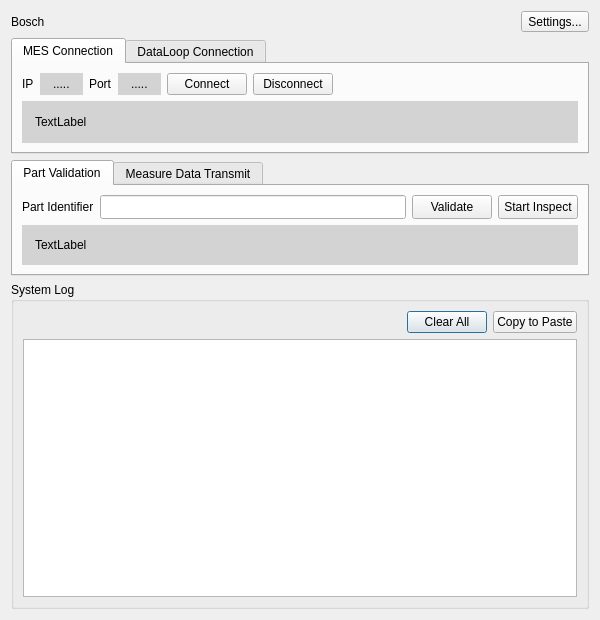
Sanlo/bosch-mes-connector, file src/app/mesconnectorclient.ui: the form before one commit.
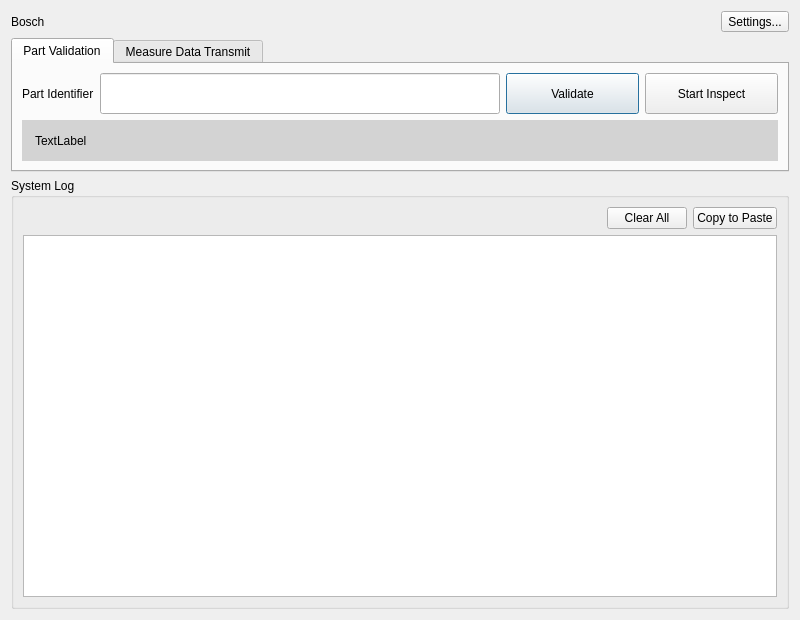
The form after the commit. The open tabs and pages were chosen to show the change. Icons and pictures are not drawn.

Commit message: client - optimize for multi-emit readyRead signal

What changed in the file:
```diff
--- a/src/app/mesconnectorclient.ui
+++ b/src/app/mesconnectorclient.ui
@@ -6,7 +6,7 @@
    <rect>
     <x>0</x>
     <y>0</y>
-    <width>600</width>
+    <width>800</width>
     <height>620</height>
    </rect>
   </property>
@@ -22,96 +22,6 @@
    <bool>false</bool>
   </property>
   <layout class="QGridLayout" name="gridLayout_6">
-   <item row="3" column="0">
-    <widget class="QGroupBox" name="groupBox_4">
-     <property name="sizePolicy">
-      <sizepolicy hsizetype="Preferred" vsizetype="Expanding">
-       <horstretch>0</horstretch>
-       <verstretch>4</verstretch>
-      </sizepolicy>
-     </property>
-     <property name="minimumSize">
-      <size>
-       <width>0</width>
-       <height>0</height>
-      </size>
-     </property>
-     <property name="title">
-      <string>System Log</string>
-     </property>
-     <layout class="QGridLayout" name="gridLayout_5">
-      <item row="0" column="0">
-       <layout class="QHBoxLayout" name="horizontalLayout_6">
-        <item>
-         <spacer name="horizontalSpacer_6">
-          <property name="orientation">
-           <enum>Qt::Orientation::Horizontal</enum>
-          </property>
-          <property name="sizeHint" stdset="0">
-           <size>
-            <width>40</width>
-            <height>20</height>
-           </size>
-          </property>
-         </spacer>
-        </item>
-        <item>
-         <widget class="QPushButton" name="btn_clearLog">
-          <property name="sizePolicy">
-           <sizepolicy hsizetype="Minimum" vsizetype="Preferred">
-            <horstretch>0</horstretch>
-            <verstretch>0</verstretch>
-           </sizepolicy>
-          </property>
-          <property name="text">
-           <string>Clear All</string>
-          </property>
-         </widget>
-        </item>
-        <item>
-         <widget class="QPushButton" name="btn_copyLog">
-          <property name="sizePolicy">
-           <sizepolicy hsizetype="Minimum" vsizetype="Preferred">
-            <horstretch>0</horstretch>
-            <verstretch>0</verstretch>
-           </sizepolicy>
-          </property>
-          <property name="text">
-           <string>Copy to Paste</string>
-          </property>
-         </widget>
-        </item>
-       </layout>
-      </item>
-      <item row="1" column="0">
-       <widget class="QTextEdit" name="clientLog">
-        <property name="sizePolicy">
-         <sizepolicy hsizetype="Expanding" vsizetype="Expanding">
-          <horstretch>0</horstretch>
-          <verstretch>0</verstretch>
-         </sizepolicy>
-        </property>
-        <property name="minimumSize">
-         <size>
-          <width>0</width>
-          <height>0</height>
-         </size>
-        </property>
-        <property name="html">
-         <string>&lt;!DOCTYPE HTML PUBLIC &quot;-//W3C//DTD HTML 4.0//EN&quot; &quot;http://www.w3.org/TR/REC-html40/strict.dtd&quot;&gt;
-&lt;html&gt;&lt;head&gt;&lt;meta name=&quot;qrichtext&quot; content=&quot;1&quot; /&gt;&lt;meta charset=&quot;utf-8&quot; /&gt;&lt;style type=&quot;text/css&quot;&gt;
-p, li { white-space: pre-wrap; }
-hr { height: 1px; border-width: 0; }
-li.unchecked::marker { content: &quot;\2610&quot;; }
-li.checked::marker { content: &quot;\2612&quot;; }
-&lt;/style&gt;&lt;/head&gt;&lt;body style=&quot; font-family:'Microsoft YaHei UI'; font-size:9pt; font-weight:400; font-style:normal;&quot;&gt;
-&lt;p style=&quot;-qt-paragraph-type:empty; margin-top:0px; margin-bottom:0px; margin-left:0px; margin-right:0px; -qt-block-indent:0; text-indent:0px; font-family:'Segoe UI';&quot;&gt;&lt;br /&gt;&lt;/p&gt;&lt;/body&gt;&lt;/html&gt;</string>
-        </property>
-       </widget>
-      </item>
-     </layout>
-    </widget>
-   </item>
    <item row="0" column="0">
     <layout class="QHBoxLayout" name="horizontalLayout_7">
      <item>
@@ -158,7 +68,7 @@
      </item>
     </layout>
    </item>
-   <item row="2" column="0">
+   <item row="1" column="0">
     <widget class="QTabWidget" name="tab_inspection">
      <property name="sizePolicy">
       <sizepolicy hsizetype="Expanding" vsizetype="Preferred">
@@ -196,7 +106,7 @@
           <widget class="QLineEdit" name="edit_partID">
            <property name="sizePolicy">
             <sizepolicy hsizetype="Expanding" vsizetype="Preferred">
-             <horstretch>1</horstretch>
+             <horstretch>3</horstretch>
              <verstretch>0</verstretch>
             </sizepolicy>
            </property>
@@ -206,10 +116,16 @@
           <widget class="QPushButton" name="btn_validate">
            <property name="sizePolicy">
             <sizepolicy hsizetype="Preferred" vsizetype="Preferred">
-             <horstretch>0</horstretch>
-             <verstretch>0</verstretch>
+             <horstretch>1</horstretch>
+             <verstretch>1</verstretch>
             </sizepolicy>
            </property>
+           <property name="minimumSize">
+            <size>
+             <width>0</width>
+             <height>40</height>
+            </size>
+           </property>
            <property name="text">
             <string>Validate</string>
            </property>
@@ -219,8 +135,8 @@
           <widget class="QPushButton" name="btn_startInspect">
            <property name="sizePolicy">
             <sizepolicy hsizetype="Preferred" vsizetype="Preferred">
-             <horstretch>0</horstretch>
-             <verstretch>0</verstretch>
+             <horstretch>1</horstretch>
+             <verstretch>1</verstretch>
             </sizepolicy>
            </property>
            <property name="text">
@@ -332,171 +248,94 @@
      </widget>
     </widget>
    </item>
-   <item row="1" column="0">
-    <widget class="QTabWidget" name="tab_connection">
+   <item row="2" column="0">
+    <widget class="QGroupBox" name="groupBox_4">
      <property name="sizePolicy">
-      <sizepolicy hsizetype="Expanding" vsizetype="Preferred">
+      <sizepolicy hsizetype="Preferred" vsizetype="Expanding">
        <horstretch>0</horstretch>
-       <verstretch>0</verstretch>
+       <verstretch>4</verstretch>
       </sizepolicy>
      </property>
-     <property name="maximumSize">
+     <property name="minimumSize">
       <size>
-       <width>16777215</width>
-       <height>16777215</height>
+       <width>0</width>
+       <height>0</height>
       </size>
      </property>
-     <property name="currentIndex">
-      <number>1</number>
+     <property name="title">
+      <string>System Log</string>
      </property>
-     <widget class="QWidget" name="tab_3">
-      <attribute name="title">
-       <string>MES Connection</string>
-      </attribute>
-      <layout class="QGridLayout" name="gridLayout">
-       <item row="1" column="0">
-        <widget class="QLabel" name="label_status_messerver">
-         <property name="minimumSize">
-          <size>
-           <width>0</width>
-           <height>40</height>
-          </size>
-         </property>
-         <property name="styleSheet">
-          <string notr="true">background-color: rgb(211, 211, 211);
-padding-left: 10px;
-padding-right:10px;</string>
-         </property>
-         <property name="text">
-          <string>TextLabel</string>
-         </property>
-        </widget>
-       </item>
-       <item row="0" column="0">
-        <layout class="QHBoxLayout" name="horizontalLayout">
-         <item>
-          <widget class="QLabel" name="label">
-           <property name="text">
-            <string>IP</string>
-           </property>
-          </widget>
-         </item>
-         <item>
-          <widget class="QLabel" name="label_mesIP">
-           <property name="styleSheet">
-            <string notr="true">background-color: rgb(211, 211, 211);
-padding-left: 10px;
-padding-right:10px;</string>
-           </property>
-           <property name="text">
-            <string>.....</string>
-           </property>
-          </widget>
-         </item>
-         <item>
-          <widget class="QLabel" name="label_2">
-           <property name="text">
-            <string>Port</string>
-           </property>
-          </widget>
-         </item>
-         <item>
-          <widget class="QLabel" name="label_mesPort">
-           <property name="styleSheet">
-            <string notr="true">background-color: rgb(211, 211, 211);
-padding-left: 10px;
-padding-right:10px;</string>
-           </property>
-           <property name="text">
-            <string>.....</string>
-           </property>
-          </widget>
-         </item>
-         <item>
-          <widget class="QPushButton" name="btn_connect_mes">
-           <property name="text">
-            <string>Connect</string>
-           </property>
-          </widget>
-         </item>
-         <item>
-          <widget class="QPushButton" name="btn_disconnect_mes">
-           <property name="text">
-            <string>Disconnect</string>
-           </property>
-          </widget>
-         </item>
-         <item>
-          <spacer name="horizontalSpacer_2">
-           <property name="orientation">
-            <enum>Qt::Orientation::Horizontal</enum>
-           </property>
-           <property name="sizeHint" stdset="0">
-            <size>
-             <width>40</width>
-             <height>20</height>
-            </size>
-           </property>
-          </spacer>
-         </item>
-        </layout>
-       </item>
-      </layout>
-     </widget>
-     <widget class="QWidget" name="tab_4">
-      <attribute name="title">
-       <string>DataLoop Connection</string>
-      </attribute>
-      <layout class="QGridLayout" name="gridLayout_2">
-       <item row="1" column="0">
-        <widget class="QLabel" name="label_status_dataloop">
-         <property name="minimumSize">
-          <size>
-           <width>0</width>
-           <height>40</height>
-          </size>
-         </property>
-         <property name="styleSheet">
-          <string notr="true">background-color: rgb(211, 211, 211);
-padding-left: 10px;
-padding-right:10px;</string>
-         </property>
-         <property name="text">
-          <string>TextLabel</string>
-         </property>
-        </widget>
-       </item>
-       <item row="0" column="0">
-        <layout class="QHBoxLayout" name="horizontalLayout_2">
-         <item>
-          <widget class="QLabel" name="label_4">
-           <property name="text">
-            <string>DataLoop API</string>
-           </property>
-          </widget>
-         </item>
-         <item>
-          <widget class="QLabel" name="label_dlAPI">
-           <property name="sizePolicy">
-            <sizepolicy hsizetype="Preferred" vsizetype="Preferred">
-             <horstretch>1</horstretch>
-             <verstretch>0</verstretch>
-            </sizepolicy>
-           </property>
-           <property name="styleSheet">
-            <string notr="true">background-color: rgb(211, 211, 211);
-padding-left: 10px;
-padding-right:10px;</string>
-           </property>
-           <property name="text">
-            <string>TextLabel</string>
-           </property>
-          </widget>
-         </item>
-        </layout>
-       </item>
-      </layout>
-     </widget>
+     <layout class="QGridLayout" name="gridLayout_5">
+      <item row="0" column="0">
+       <layout class="QHBoxLayout" name="horizontalLayout_6">
+        <item>
+         <spacer name="horizontalSpacer_6">
+          <property name="orientation">
+           <enum>Qt::Orientation::Horizontal</enum>
+          </property>
+          <property name="sizeHint" stdset="0">
+           <size>
+            <width>40</width>
+            <height>20</height>
+           </size>
+          </property>
+         </spacer>
+        </item>
+        <item>
+         <widget class="QPushButton" name="btn_clearLog">
+          <property name="sizePolicy">
+           <sizepolicy hsizetype="Minimum" vsizetype="Preferred">
+            <horstretch>0</horstretch>
+            <verstretch>0</verstretch>
+           </sizepolicy>
+          </property>
+          <property name="text">
+           <string>Clear All</string>
+          </property>
+         </widget>
+        </item>
+        <item>
+         <widget class="QPushButton" name="btn_copyLog">
+          <property name="sizePolicy">
+           <sizepolicy hsizetype="Minimum" vsizetype="Preferred">
+            <horstretch>0</horstretch>
+            <verstretch>0</verstretch>
+           </sizepolicy>
+          </property>
+          <property name="text">
+           <string>Copy to Paste</string>
+          </property>
+         </widget>
+        </item>
+       </layout>
+      </item>
+      <item row="1" column="0">
+       <widget class="QTextEdit" name="clientLog">
+        <property name="sizePolicy">
+         <sizepolicy hsizetype="Expanding" vsizetype="Expanding">
+          <horstretch>0</horstretch>
+          <verstretch>0</verstretch>
+         </sizepolicy>
+        </property>
+        <property name="minimumSize">
+         <size>
+          <width>0</width>
+          <height>0</height>
+         </size>
+        </property>
+        <property name="html">
+         <string>&lt;!DOCTYPE HTML PUBLIC &quot;-//W3C//DTD HTML 4.0//EN&quot; &quot;http://www.w3.org/TR/REC-html40/strict.dtd&quot;&gt;
+&lt;html&gt;&lt;head&gt;&lt;meta name=&quot;qrichtext&quot; content=&quot;1&quot; /&gt;&lt;meta charset=&quot;utf-8&quot; /&gt;&lt;style type=&quot;text/css&quot;&gt;
+p, li { white-space: pre-wrap; }
+hr { height: 1px; border-width: 0; }
+li.unchecked::marker { content: &quot;\2610&quot;; }
+li.checked::marker { content: &quot;\2612&quot;; }
+&lt;/style&gt;&lt;/head&gt;&lt;body style=&quot; font-family:'Segoe UI'; font-size:9pt; font-weight:400; font-style:normal;&quot;&gt;
+&lt;p style=&quot;-qt-paragraph-type:empty; margin-top:0px; margin-bottom:0px; margin-left:0px; margin-right:0px; -qt-block-indent:0; text-indent:0px;&quot;&gt;&lt;br /&gt;&lt;/p&gt;&lt;/body&gt;&lt;/html&gt;</string>
+        </property>
+       </widget>
+      </item>
+     </layout>
     </widget>
    </item>
   </layout>
```
Left out of the diff: 23 changed lines with no effect on the pictures. The commit also changes 7 other files.
